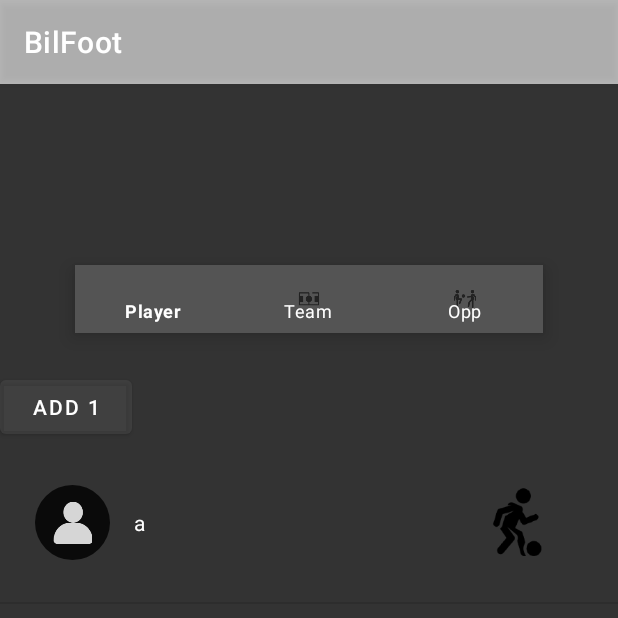
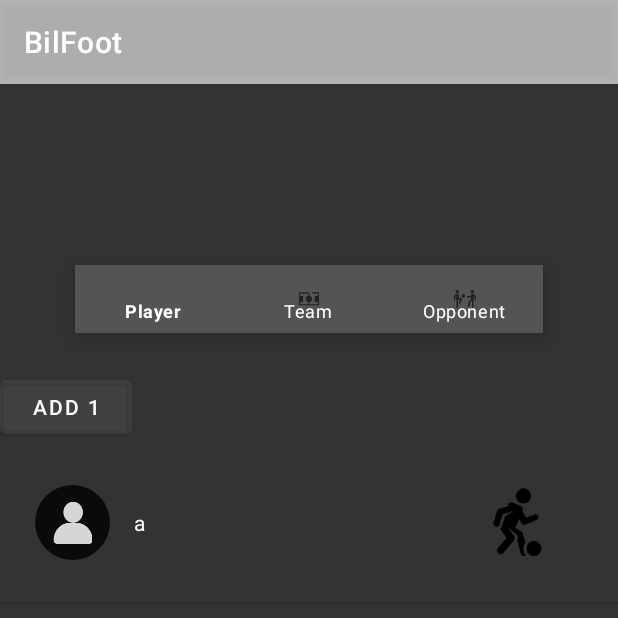
Before and after one commit to merakserhat/BilFoot, an Android app: the ListAnnouncementsActivity screen opened directly, with no data from a screen before it, on a phone screen of 412 x 824 dp, the top half of it. Run offline under Robolectric (Android 15) with nearby library versions, the phone set to English and light mode, and no system bars; our stand-ins replace Firebase (no records; nobody signed in at launch, a user with empty details on screens opened directly).

Commit message:
package change

```diff
--- a/app/src/main/AndroidManifest.xml
+++ b/app/src/main/AndroidManifest.xml
@@ -14,7 +14,7 @@
             android:noHistory="true"
             android:exported="false" />
         <activity
-            android:name=".view.NewAnnouncementActivity"
+            android:name=".view.announcements.NewAnnouncementActivity"
             android:noHistory="true"
             android:exported="false" />
         <activity
--- a/app/src/main/java/com/bilmatch/bilfoot/view/ListAnnouncementsActivity.java
+++ b/app/src/main/java/com/bilmatch/bilfoot/view/ListAnnouncementsActivity.java
@@ -9,6 +9,7 @@ import android.content.Intent;
 import android.os.Bundle;
 
 import com.bilmatch.bilfoot.databinding.ActivityListAnnouncementsBinding;
+import com.bilmatch.bilfoot.view.announcements.NewAnnouncementActivity;
 import com.bilmatch.bilfoot.view.main_fragments.Opponent;
 import com.bilmatch.bilfoot.view.main_fragments.Player;
 import com.bilmatch.bilfoot.R;
--- a/app/src/main/java/com/bilmatch/bilfoot/view/NewAnnouncementActivity.java
+++ b/app/src/main/java/com/bilmatch/bilfoot/view/announcements/NewAnnouncementActivity.java
@@ -1,4 +1,4 @@
-package com.bilmatch.bilfoot.view;
+package com.bilmatch.bilfoot.view.announcements;
 
 import androidx.appcompat.app.AppCompatActivity;
 
@@ -15,6 +15,7 @@ import com.bilmatch.bilfoot.models.Program;
 import com.bilmatch.bilfoot.models.announcement.OpponentAnnouncement;
 import com.bilmatch.bilfoot.models.announcement.PlayerAnnouncement;
 import com.bilmatch.bilfoot.models.announcement.TeamAnnouncement;
+import com.bilmatch.bilfoot.view.ListAnnouncementsActivity;
 import com.google.android.material.bottomnavigation.BottomNavigationView;
 
 import java.util.ArrayList;
--- a/app/src/main/java/com/bilmatch/bilfoot/view/registration/PositionSelectionActivity.java
+++ b/app/src/main/java/com/bilmatch/bilfoot/view/registration/PositionSelectionActivity.java
@@ -14,9 +14,8 @@ import android.widget.Toast;
 
 import com.bilmatch.bilfoot.R;
 import com.bilmatch.bilfoot.controllers.RegistrationDefiningController;
-import com.bilmatch.bilfoot.view.NewAnnouncementActivity;
+import com.bilmatch.bilfoot.view.announcements.NewAnnouncementActivity;
 
-import java.time.Duration;
 import java.util.ArrayList;
 
 public class PositionSelectionActivity extends AppCompatActivity {
--- a/app/src/main/res/layout/activity_profile_screen.xml
+++ b/app/src/main/res/layout/activity_profile_screen.xml
@@ -4,6 +4,7 @@
     xmlns:tools="http://schemas.android.com/tools"
     android:layout_width="match_parent"
     android:layout_height="match_parent"
-    tools:context=".view.ProfileScreenActivity">
+    tools:context=".view.ProfileScreenActivity"
+    android:background="@color/background">
 
 </androidx.constraintlayout.widget.ConstraintLayout>
--- a/app/src/main/res/menu/announcements_menu.xml
+++ b/app/src/main/res/menu/announcements_menu.xml
@@ -7,7 +7,7 @@
     <item android:title="Team"
         android:icon="@mipmap/football_field_foreground"
         android:id="@+id/team"/>
-    <item android:title="Opp"
+    <item android:title="Opponent"
         android:icon="@mipmap/football_opponent_foreground"
         android:id="@+id/opponent"/>
 </menu>
```
Also changed, not shown: app/src/main/java/com/bilmatch/bilfoot/MainActivity.java (+0 -8 lines), app/src/main/java/com/bilmatch/bilfoot/controllers/AuthenticationController.java (+1 -7 lines).
